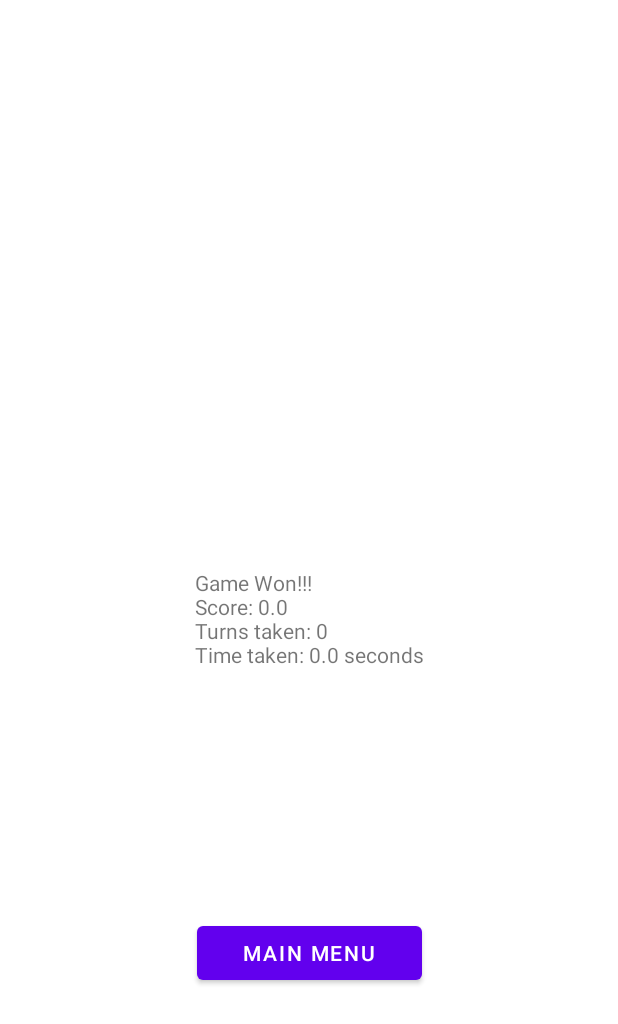
After one commit to Appci11/Puzzle15, an Android app: the WinScreen screen opened directly, with no data from a screen before it, on a phone screen of 412 x 824 dp. The commit adds this screen. Shown: the top 1024 px of the screen. Run offline under Robolectric (Android 15) with nearby library versions, the phone set to English and light mode, and no system bars.

Commit message:
leb 1 deff task done

```diff
--- a/app/src/main/AndroidManifest.xml
+++ b/app/src/main/AndroidManifest.xml
@@ -9,6 +9,9 @@
         android:roundIcon="@mipmap/ic_launcher_round"
         android:supportsRtl="true"
         android:theme="@style/Theme.Puzzle15">
+        <activity
+            android:name=".WinScreen"
+            android:exported="true" />
         <activity
             android:name=".CustomGameActivity"
             android:exported="true" />
--- /dev/null
+++ b/app/src/main/java/com/puzzle15/WinScreen.java
@@ -0,0 +1,45 @@
+package com.puzzle15;
+
+import androidx.appcompat.app.AppCompatActivity;
+
+import android.content.Intent;
+import android.os.Bundle;
+import android.view.View;
+import android.widget.Button;
+import android.widget.TextView;
+
+public class WinScreen extends AppCompatActivity {
+
+    TextView txtWinnScreen;
+
+    double score;
+
+    Button btnWinBack;
+
+    @Override
+    protected void onCreate(Bundle savedInstanceState) {
+        super.onCreate(savedInstanceState);
+        setContentView(R.layout.activity_win_screen);
+
+
+
+        score = SessionScore.score;
+
+        txtWinnScreen = findViewById(R.id.txtWinnScreen);
+
+        txtWinnScreen.setText("Game Won!!!\n" + "Score: " + String.valueOf(score) +
+                "\nTurns taken: " + SessionScore.turns + "\nTime taken: " + SessionScore.time + " seconds");
+
+        btnWinBack = findViewById(R.id.btnWinBack);
+
+        btnWinBack.setOnClickListener(new View.OnClickListener() {
+            @Override
+            public void onClick(View view) {
+                //Intent intent = new Intent(WinScreen.this, RandomGameActivity.class);
+                Intent intent = new Intent(WinScreen.this, MainActivity.class);
+                startActivity(intent);
+            }
+        });
+
+    }
+}
--- /dev/null
+++ b/app/src/main/res/layout/activity_win_screen.xml
@@ -0,0 +1,28 @@
+<?xml version="1.0" encoding="utf-8"?>
+<androidx.constraintlayout.widget.ConstraintLayout xmlns:android="http://schemas.android.com/apk/res/android"
+    xmlns:app="http://schemas.android.com/apk/res-auto"
+    xmlns:tools="http://schemas.android.com/tools"
+    android:layout_width="match_parent"
+    android:layout_height="match_parent"
+    tools:context=".WinScreen">
+
+    <TextView
+        android:id="@+id/txtWinnScreen"
+        android:layout_width="wrap_content"
+        android:layout_height="wrap_content"
+        android:text="\n"
+        app:layout_constraintBottom_toBottomOf="parent"
+        app:layout_constraintEnd_toEndOf="parent"
+        app:layout_constraintStart_toStartOf="parent"
+        app:layout_constraintTop_toTopOf="parent" />
+
+    <Button
+        android:id="@+id/btnWinBack"
+        android:layout_width="150dp"
+        android:layout_height="wrap_content"
+        android:text="Main Menu"
+        app:layout_constraintBottom_toBottomOf="parent"
+        app:layout_constraintEnd_toEndOf="parent"
+        app:layout_constraintStart_toStartOf="parent"
+        app:layout_constraintTop_toBottomOf="@+id/txtWinnScreen" />
+</androidx.constraintlayout.widget.ConstraintLayout>
--- a/app/src/main/res/values/strings.xml
+++ b/app/src/main/res/values/strings.xml
@@ -18,9 +18,6 @@
     <string name="volume">Volume</string>
     <string name="effects">Effects</string>
     <string name="music">Music</string>
-
-
-
 
 
     <array name="languages">
@@ -51,5 +48,4 @@
     </array>
 
 
-
 </resources>
```
Also changed, not shown: app/src/main/java/com/puzzle15/RandomGameActivity.java (+67 -1 lines), app/src/main/java/com/puzzle15/SessionScore.java (added, +7 -0 lines), app/src/main/res/layout/activity_random_game.xml (+24 -0 lines).
